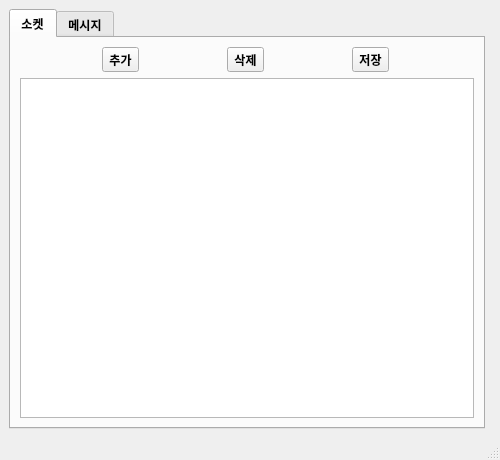
gusdnd3150/communication-gui, file src/component/settings/views/settings.ui: the form before one commit.
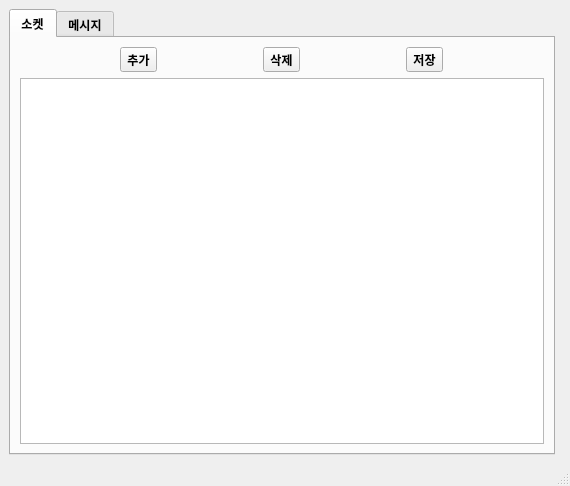
The form after the commit. The open tabs and pages were chosen to show the change.

Diff of the .ui file:
```diff
--- a/src/component/settings/views/settings.ui
+++ b/src/component/settings/views/settings.ui
@@ -6,8 +6,8 @@
    <rect>
     <x>0</x>
     <y>0</y>
-    <width>500</width>
-    <height>460</height>
+    <width>570</width>
+    <height>486</height>
    </rect>
   </property>
   <property name="sizePolicy">
@@ -76,22 +76,7 @@
          </layout>
         </item>
         <item row="2" column="0">
-         <widget class="QTableView" name="list_sk">
-          <property name="enabled">
-           <bool>true</bool>
-          </property>
-          <property name="toolTip">
-           <string>&lt;html&gt;&lt;head/&gt;&lt;body&gt;&lt;p&gt;가동 소켓 리스트&lt;/p&gt;&lt;/body&gt;&lt;/html&gt;</string>
-          </property>
-          <property name="styleSheet">
-           <string notr="true">QTableView{
-	width: 100%
-}</string>
-          </property>
-          <property name="dragEnabled">
-           <bool>true</bool>
-          </property>
-         </widget>
+         <widget class="QTableWidget" name="list_sk"/>
         </item>
        </layout>
       </widget>
```
Left out of the diff: 18 changed lines with no effect on the pictures.
